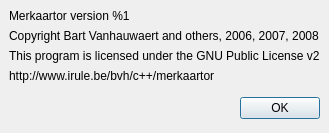
The window that AboutDialog.ui (openstreetmap/merkaartor) describes before a commit, drawn with Qt 5.
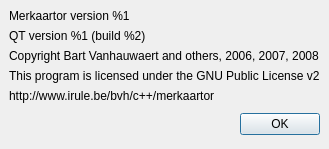
The same window after the commit.

Commit message: add QT version to about request

```diff
--- a/AboutDialog.ui
+++ b/AboutDialog.ui
@@ -26,6 +26,13 @@
      </property>
     </widget>
    </item>
+   <item>
+     <widget class="QLabel" name="QTVersion" >
+       <property name="text" >
+         <string>QT version %1 (build %2)</string>
+       </property>
+     </widget>
+   </item>
    <item>
     <widget class="QLabel" name="label" >
      <property name="text" >
```
The commit also changes 2 other files.
